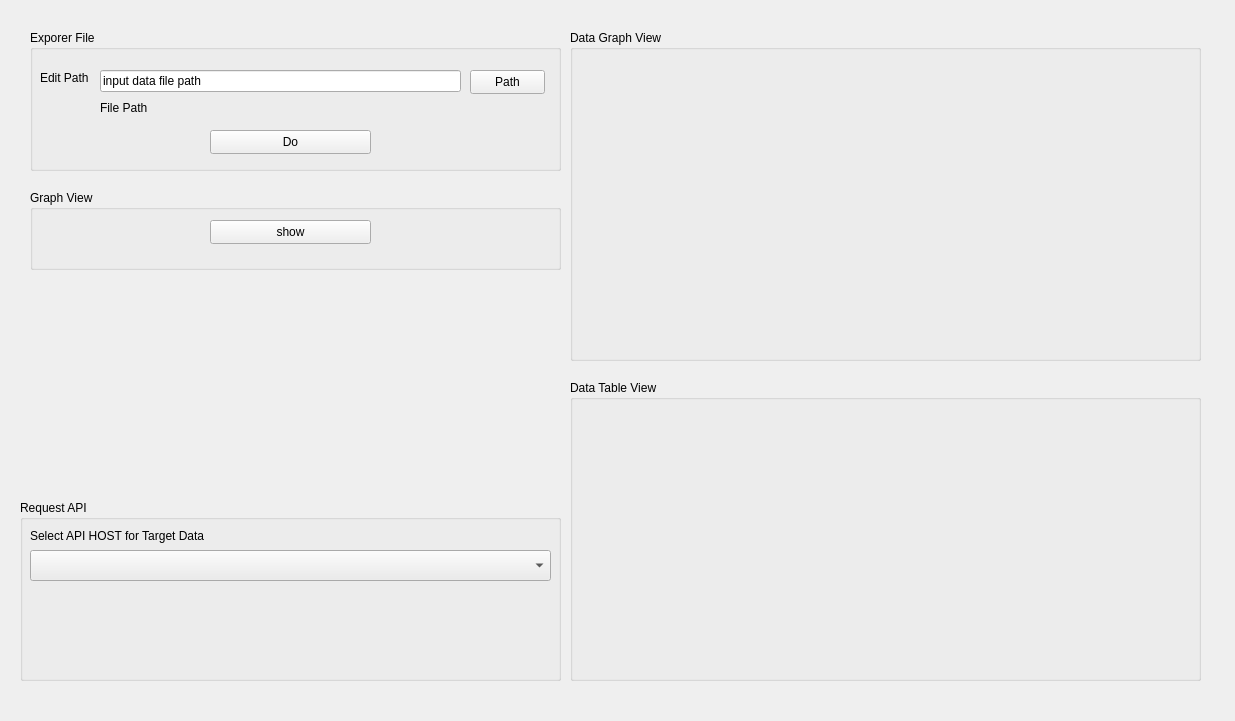
Qt form GUI/srcUI/example01.ui (hugwolf77/YN_SS_AIclass) before a commit.
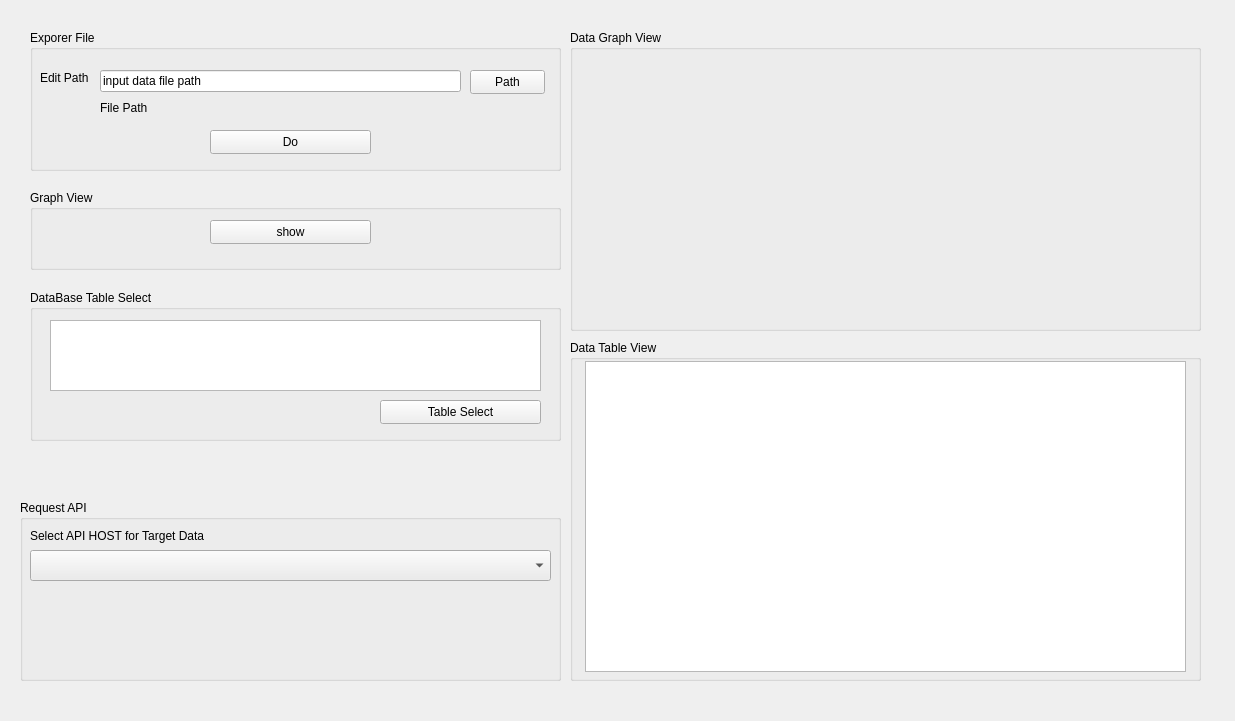
The same form after that commit.

The edit to the form file:
```diff
--- a/GUI/srcUI/example01.ui
+++ b/GUI/srcUI/example01.ui
@@ -131,14 +131,24 @@
    <property name="geometry">
     <rect>
      <x>570</x>
-     <y>380</y>
+     <y>340</y>
      <width>631</width>
-     <height>301</height>
+     <height>341</height>
     </rect>
    </property>
    <property name="title">
     <string>Data Table View</string>
    </property>
+   <widget class="QTableWidget" name="tableWidget">
+    <property name="geometry">
+     <rect>
+      <x>15</x>
+      <y>21</y>
+      <width>601</width>
+      <height>311</height>
+     </rect>
+    </property>
+   </widget>
   </widget>
   <widget class="QGroupBox" name="groupBox_4">
    <property name="geometry">
@@ -146,7 +156,7 @@
      <x>570</x>
      <y>30</y>
      <width>631</width>
-     <height>331</height>
+     <height>301</height>
     </rect>
    </property>
    <property name="title">
@@ -179,6 +189,42 @@
     </property>
    </widget>
   </widget>
+  <widget class="QGroupBox" name="groupBox_6">
+   <property name="geometry">
+    <rect>
+     <x>30</x>
+     <y>290</y>
+     <width>531</width>
+     <height>151</height>
+    </rect>
+   </property>
+   <property name="title">
+    <string>DataBase Table Select</string>
+   </property>
+   <widget class="QPushButton" name="DataShow_2">
+    <property name="geometry">
+     <rect>
+      <x>350</x>
+      <y>110</y>
+      <width>161</width>
+      <height>24</height>
+     </rect>
+    </property>
+    <property name="text">
+     <string>Table Select</string>
+    </property>
+   </widget>
+   <widget class="QTableWidget" name="tableWidget_2">
+    <property name="geometry">
+     <rect>
+      <x>20</x>
+      <y>30</y>
+      <width>491</width>
+      <height>71</height>
+     </rect>
+    </property>
+   </widget>
+  </widget>
  </widget>
  <resources/>
  <connections/>
```
